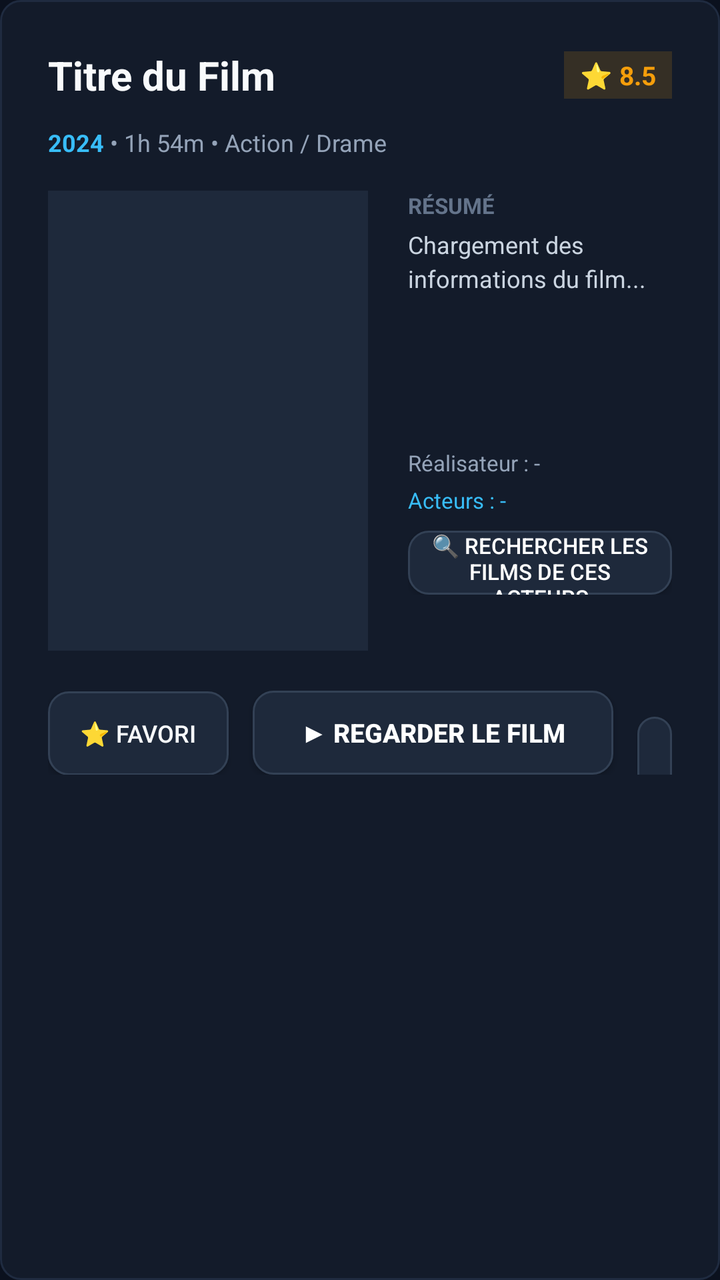
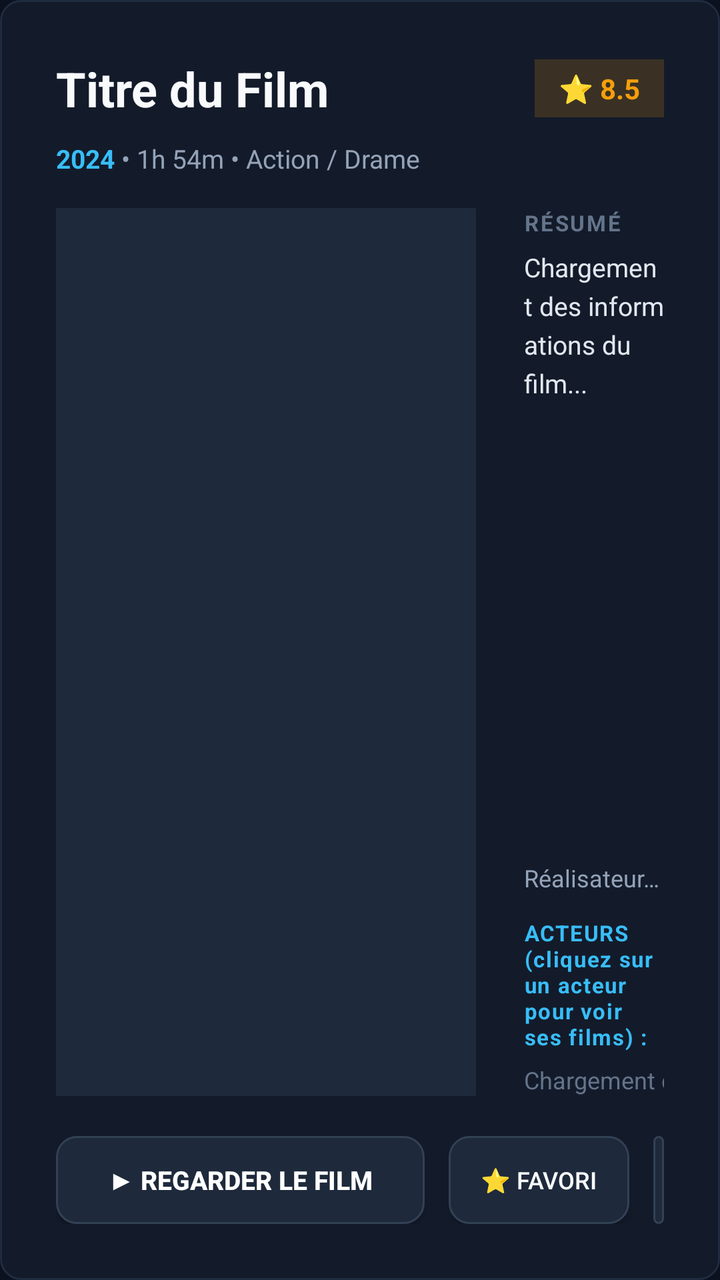

Two renders of the same Android screen: before a commit and after it. Below are the layout's source before the change and the commit's diff.
<!-- AndroidManifest.xml: application theme AppTheme.NoActionBar -->
<!-- res/layout/dialog_movie_detail.xml -->
<?xml version="1.0" encoding="utf-8"?>
<LinearLayout xmlns:android="http://schemas.android.com/apk/res/android"
    android:layout_width="match_parent"
    android:layout_height="wrap_content"
    android:minWidth="640dp"
    android:maxWidth="820dp"
    android:orientation="vertical"
    android:background="@drawable/bg_card"
    android:padding="24dp">

    
    <LinearLayout
        android:layout_width="match_parent"
        android:layout_height="wrap_content"
        android:orientation="horizontal"
        android:gravity="center_vertical"
        android:paddingBottom="12dp">

        <TextView
            android:id="@+id/tv_movie_title"
            android:layout_width="0dp"
            android:layout_height="wrap_content"
            android:layout_weight="1"
            android:text="Titre du Film"
            android:textColor="#F8FAFC"
            android:textSize="20sp"
            android:textStyle="bold"
            android:maxLines="2"
            android:ellipsize="end" />

        <TextView
            android:id="@+id/tv_movie_rating"
            android:layout_width="wrap_content"
            android:layout_height="wrap_content"
            android:text="⭐ 8.5"
            android:textColor="#F59E0B"
            android:textSize="13sp"
            android:textStyle="bold"
            android:paddingStart="8dp"
            android:paddingEnd="8dp"
            android:paddingTop="3dp"
            android:paddingBottom="3dp"
            android:background="#26F59E0B"
            android:layout_marginStart="8dp" />

    </LinearLayout>

    <LinearLayout
        android:layout_width="match_parent"
        android:layout_height="wrap_content"
        android:orientation="horizontal"
        android:gravity="center_vertical"
        android:paddingBottom="16dp">

        <TextView
            android:id="@+id/tv_movie_year"
            android:layout_width="wrap_content"
            android:layout_height="wrap_content"
            android:text="2024"
            android:textColor="#38BDF8"
            android:textSize="12sp"
            android:textStyle="bold" />

        <TextView
            android:id="@+id/tv_movie_duration"
            android:layout_width="wrap_content"
            android:layout_height="wrap_content"
            android:text=" • 1h 54m"
            android:textColor="#94A3B8"
            android:textSize="12sp" />

        <TextView
            android:id="@+id/tv_movie_genre"
            android:layout_width="wrap_content"
            android:layout_height="wrap_content"
            android:text=" • Action / Drame"
            android:textColor="#94A3B8"
            android:textSize="12sp" />

    </LinearLayout>

    
    <LinearLayout
        android:layout_width="match_parent"
        android:layout_height="wrap_content"
        android:orientation="horizontal">

        
        <ImageView
            android:id="@+id/iv_movie_poster"
            android:layout_width="160dp"
            android:layout_height="230dp"
            android:scaleType="centerCrop"
            android:background="#1E293B"
            android:layout_marginEnd="20dp" />

        
        <LinearLayout
            android:layout_width="0dp"
            android:layout_height="wrap_content"
            android:layout_weight="1"
            android:orientation="vertical">

            <TextView
                android:layout_width="wrap_content"
                android:layout_height="wrap_content"
                android:text="RÉSUMÉ"
                android:textColor="#64748B"
                android:textSize="11sp"
                android:textStyle="bold" />

            <ScrollView
                android:layout_width="match_parent"
                android:layout_height="100dp"
                android:layout_marginTop="4dp"
                android:scrollbars="vertical">

                <TextView
                    android:id="@+id/tv_movie_plot"
                    android:layout_width="match_parent"
                    android:layout_height="wrap_content"
                    android:textColor="#CBD5E1"
                    android:textSize="12sp"
                    android:lineSpacingExtra="3dp"
                    android:text="Chargement des informations du film..." />

            </ScrollView>

            <TextView
                android:id="@+id/tv_movie_director"
                android:layout_width="match_parent"
                android:layout_height="wrap_content"
                android:layout_marginTop="10dp"
                android:textColor="#94A3B8"
                android:textSize="11sp"
                android:text="Réalisateur : -"
                android:maxLines="1"
                android:ellipsize="end" />

            <TextView
                android:id="@+id/tv_movie_cast"
                android:layout_width="match_parent"
                android:layout_height="wrap_content"
                android:layout_marginTop="4dp"
                android:textColor="#38BDF8"
                android:textSize="11sp"
                android:text="Acteurs : -"
                android:maxLines="2"
                android:ellipsize="end" />

            <Button
                android:id="@+id/btn_search_actor"
                android:layout_width="wrap_content"
                android:layout_height="32dp"
                android:layout_marginTop="8dp"
                android:text="🔍 Rechercher les films de ces acteurs"
                android:textColor="#FFFFFF"
                android:textSize="11sp"
                android:background="@drawable/bg_button_selector"
                android:paddingStart="12dp"
                android:paddingEnd="12dp"
                android:focusable="true" />

        </LinearLayout>

    </LinearLayout>

    
    <LinearLayout
        android:layout_width="match_parent"
        android:layout_height="wrap_content"
        android:orientation="horizontal"
        android:gravity="end"
        android:layout_marginTop="20dp">

        <Button
            android:id="@+id/btn_fav_movie"
            android:layout_width="wrap_content"
            android:layout_height="42dp"
            android:text="⭐ Favori"
            android:textColor="#F8FAFC"
            android:textSize="12sp"
            android:background="@drawable/bg_button_selector"
            android:paddingStart="16dp"
            android:paddingEnd="16dp"
            android:layout_marginEnd="12dp"
            android:focusable="true" />

        <Button
            android:id="@+id/btn_play_movie"
            android:layout_width="wrap_content"
            android:layout_height="42dp"
            android:text="▶ Regarder le Film"
            android:textColor="#FFFFFF"
            android:textSize="13sp"
            android:textStyle="bold"
            android:background="@drawable/bg_button_selector"
            android:paddingStart="24dp"
            android:paddingEnd="24dp"
            android:layout_marginEnd="12dp"
            android:focusable="true" />

        <Button
            android:id="@+id/btn_close_movie"
            android:layout_width="wrap_content"
            android:layout_height="42dp"
            android:text="Fermer"
            android:textColor="#94A3B8"
            android:textSize="12sp"
            android:background="@drawable/bg_button_selector"
            android:paddingStart="16dp"
            android:paddingEnd="16dp"
            android:focusable="true" />

    </LinearLayout>

</LinearLayout>
<!-- resources referenced by this layout -->
<resources>
  <!-- drawable bg_button_selector (drawable) -->
  <?xml version="1.0" encoding="utf-8"?>
  <selector xmlns:android="http://schemas.android.com/apk/res/android">
      <item android:state_focused="true">
          <shape android:shape="rectangle">
              <solid android:color="#0284C7" />
              <corners android:radius="10dp" />
              <stroke android:width="3dp" android:color="#FFFFFF" />
          </shape>
      </item>
      <item android:state_pressed="true">
          <shape android:shape="rectangle">
              <solid android:color="#0369A1" />
              <corners android:radius="10dp" />
              <stroke android:width="2dp" android:color="#38BDF8" />
          </shape>
      </item>
      <item>
          <shape android:shape="rectangle">
              <solid android:color="#1E293B" />
              <corners android:radius="10dp" />
              <stroke android:width="1dp" android:color="#334155" />
          </shape>
      </item>
  </selector>
  <!-- drawable bg_card (drawable) -->
  <?xml version="1.0" encoding="utf-8"?>
  <shape xmlns:android="http://schemas.android.com/apk/res/android"
      android:shape="rectangle">
      <solid android:color="#131B2A" />
      <corners android:radius="10dp" />
      <stroke android:width="1dp" android:color="#1F2B40" />
  </shape>
  <style name="AppTheme.NoActionBar" parent="Theme.AppCompat.NoActionBar">
          <item name="windowActionBar">false</item>
          <item name="windowNoTitle">true</item>
          <item name="android:windowBackground">#0B111E</item>
          <item name="android:textColor">#F8FAFC</item>
          <item name="alertDialogTheme">@style/DarkAlertDialogTheme</item>
      </style>
  <style name="DarkAlertDialogTheme" parent="Theme.AppCompat.Dialog.Alert">
          <item name="android:background">#131B2A</item>
          <item name="android:textColorPrimary">#F8FAFC</item>
          <item name="android:textColorSecondary">#94A3B8</item>
          <item name="colorAccent">#38BDF8</item>
      </style>
</resources>

<!-- the commit's change to res/layout/dialog_movie_detail.xml (unified diff, before → after) -->
@@ -1,12 +1,10 @@
 <?xml version="1.0" encoding="utf-8"?>
 <LinearLayout xmlns:android="http://schemas.android.com/apk/res/android"
     android:layout_width="match_parent"
-    android:layout_height="wrap_content"
-    android:minWidth="640dp"
-    android:maxWidth="820dp"
+    android:layout_height="match_parent"
     android:orientation="vertical"
     android:background="@drawable/bg_card"
-    android:padding="24dp">
+    android:padding="28dp">
 
     
     <LinearLayout
@@ -14,7 +12,7 @@
         android:layout_height="wrap_content"
         android:orientation="horizontal"
         android:gravity="center_vertical"
-        android:paddingBottom="12dp">
+        android:paddingBottom="10dp">
 
         <TextView
             android:id="@+id/tv_movie_title"
@@ -23,7 +21,7 @@
             android:layout_weight="1"
             android:text="Titre du Film"
             android:textColor="#F8FAFC"
-            android:textSize="20sp"
+            android:textSize="24sp"
             android:textStyle="bold"
             android:maxLines="2"
             android:ellipsize="end" />
@@ -34,17 +32,18 @@
             android:layout_height="wrap_content"
             android:text="⭐ 8.5"
             android:textColor="#F59E0B"
-            android:textSize="13sp"
+            android:textSize="14sp"
             android:textStyle="bold"
-            android:paddingStart="8dp"
-            android:paddingEnd="8dp"
-            android:paddingTop="3dp"
-            android:paddingBottom="3dp"
-            android:background="#26F59E0B"
-            android:layout_marginStart="8dp" />
-
-    </LinearLayout>
-
+            android:paddingStart="12dp"
+            android:paddingEnd="12dp"
+            android:paddingTop="5dp"
+            android:paddingBottom="5dp"
+            android:background="#2BF59E0B"
+            android:layout_marginStart="14dp" />
+
+    </LinearLayout>
+
+    
     <LinearLayout
         android:layout_width="match_parent"
         android:layout_height="wrap_content"
@@ -58,7 +57,7 @@
             android:layout_height="wrap_content"
             android:text="2024"
             android:textColor="#38BDF8"
-            android:textSize="12sp"
+            android:textSize="13sp"
             android:textStyle="bold" />
 
         <TextView
@@ -67,7 +66,7 @@
             android:layout_height="wrap_content"
             android:text=" • 1h 54m"
             android:textColor="#94A3B8"
-            android:textSize="12sp" />
+            android:textSize="13sp" />
 
         <TextView
             android:id="@+id/tv_movie_genre"
@@ -75,29 +74,30 @@
             android:layout_height="wrap_content"
             android:text=" • Action / Drame"
             android:textColor="#94A3B8"
-            android:textSize="12sp" />
-
-    </LinearLayout>
-
-    
-    <LinearLayout
-        android:layout_width="match_parent"
-        android:layout_height="wrap_content"
+            android:textSize="13sp" />
+
+    </LinearLayout>
+
+    
+    <LinearLayout
+        android:layout_width="match_parent"
+        android:layout_height="0dp"
+        android:layout_weight="1"
         android:orientation="horizontal">
 
         
         <ImageView
             android:id="@+id/iv_movie_poster"
-            android:layout_width="160dp"
-            android:layout_height="230dp"
+            android:layout_width="210dp"
+            android:layout_height="match_parent"
             android:scaleType="centerCrop"
             android:background="#1E293B"
-            android:layout_marginEnd="20dp" />
+            android:layout_marginEnd="24dp" />
 
         
         <LinearLayout
             android:layout_width="0dp"
-            android:layout_height="wrap_content"
+            android:layout_height="match_parent"
             android:layout_weight="1"
             android:orientation="vertical">
 
@@ -107,21 +107,23 @@
                 android:text="RÉSUMÉ"
                 android:textColor="#64748B"
                 android:textSize="11sp"
-                android:textStyle="bold" />
+                android:textStyle="bold"
+                android:letterSpacing="0.08" />
 
             <ScrollView
                 android:layout_width="match_parent"
-                android:layout_height="100dp"
-                android:layout_marginTop="4dp"
+                android:layout_height="0dp"
+                android:layout_weight="1"
+                android:layout_marginTop="6dp"
                 android:scrollbars="vertical">
 
                 <TextView
                     android:id="@+id/tv_movie_plot"
                     android:layout_width="match_parent"
                     android:layout_height="wrap_content"
-                    android:textColor="#CBD5E1"
-                    android:textSize="12sp"
-                    android:lineSpacingExtra="3dp"
+                    android:textColor="#E2E8F0"
+                    android:textSize="13sp"
+                    android:lineSpacingExtra="4dp"
                     android:text="Chargement des informations du film..." />
 
             </ScrollView>
@@ -132,33 +134,62 @@
                 android:layout_height="wrap_content"
                 android:layout_marginTop="10dp"
                 android:textColor="#94A3B8"
-                android:textSize="11sp"
+                android:textSize="12sp"
                 android:text="Réalisateur : -"
                 android:maxLines="1"
                 android:ellipsize="end" />
 
+            
             <TextView
-                android:id="@+id/tv_movie_cast"
-                android:layout_width="match_parent"
-                android:layout_height="wrap_content"
-                android:layout_marginTop="4dp"
+                android:layout_width="wrap_content"
+                android:layout_height="wrap_content"
+                android:layout_marginTop="12dp"
+                android:text="ACTEURS (cliquez sur un acteur pour voir ses films) :"
                 android:textColor="#38BDF8"
                 android:textSize="11sp"
-                android:text="Acteurs : -"
-                android:maxLines="2"
-                android:ellipsize="end" />
-
+                android:textStyle="bold"
+                android:letterSpacing="0.05" />
+
+            
+            <HorizontalScrollView
+                android:id="@+id/hsv_movie_actors"
+                android:layout_width="match_parent"
+                android:layout_height="wrap_content"
+                android:layout_marginTop="6dp"
+                android:scrollbars="none">
+
+                <LinearLayout
+                    android:id="@+id/layout_actors_container"
+                    android:layout_width="wrap_content"
+                    android:layout_height="wrap_content"
+                    android:orientation="horizontal"
+                    android:gravity="center_vertical">
+
+                    <TextView
+                        android:id="@+id/tv_movie_cast"
+                        android:layout_width="wrap_content"
+                        android:layout_height="wrap_content"
+                        android:textColor="#64748B"
+                        android:textSize="12sp"
+                        android:text="Chargement des acteurs..." />
+
+                </LinearLayout>
+
+            </HorizontalScrollView>
+
+            
             <Button
                 android:id="@+id/btn_search_actor"
                 android:layout_width="wrap_content"
-                android:layout_height="32dp"
+                android:layout_height="34dp"
                 android:layout_marginTop="8dp"
-                android:text="🔍 Rechercher les films de ces acteurs"
-                android:textColor="#FFFFFF"
+                android:text="🔍 Rechercher ce film ou premier acteur"
+                android:textColor="#94A3B8"
                 android:textSize="11sp"
                 android:background="@drawable/bg_button_selector"
                 android:paddingStart="12dp"
                 android:paddingEnd="12dp"
+                android:visibility="gone"
                 android:focusable="true" />
 
         </LinearLayout>
@@ -170,46 +201,60 @@
         android:layout_width="match_parent"
         android:layout_height="wrap_content"
         android:orientation="horizontal"
-        android:gravity="end"
+        android:gravity="end|center_vertical"
         android:layout_marginTop="20dp">
 
         <Button
-            android:id="@+id/btn_fav_movie"
-            android:layout_width="wrap_content"
-            android:layout_height="42dp"
-            android:text="⭐ Favori"
-            android:textColor="#F8FAFC"
+            android:id="@+id/btn_restart_movie"
+            android:layout_width="wrap_content"
+            android:layout_height="44dp"
+            android:text="↺ Recommencer du début"
+            android:textColor="#CBD5E1"
             android:textSize="12sp"
             android:background="@drawable/bg_button_selector"
             android:paddingStart="16dp"
             android:paddingEnd="16dp"
             android:layout_marginEnd="12dp"
+            android:visibility="gone"
             android:focusable="true" />
 
         <Button
             android:id="@+id/btn_play_movie"
             android:layout_width="wrap_content"
-            android:layout_height="42dp"
+            android:layout_height="44dp"
             android:text="▶ Regarder le Film"
             android:textColor="#FFFFFF"
             android:textSize="13sp"
             android:textStyle="bold"
             android:background="@drawable/bg_button_selector"
-            android:paddingStart="24dp"
-            android:paddingEnd="24dp"
+            android:paddingStart="26dp"
+            android:paddingEnd="26dp"
             android:layout_marginEnd="12dp"
             android:focusable="true" />
 
         <Button
+            android:id="@+id/btn_fav_movie"
+            android:layout_width="wrap_content"
+            android:layout_height="44dp"
+            android:text="⭐ Favori"
+            android:textColor="#F8FAFC"
+            android:textSize="12sp"
+            android:background="@drawable/bg_button_selector"
+            android:paddingStart="16dp"
+            android:paddingEnd="16dp"
+            android:layout_marginEnd="12dp"
+            android:focusable="true" />
+
+        <Button
             android:id="@+id/btn_close_movie"
             android:layout_width="wrap_content"
-            android:layout_height="42dp"
-            android:text="Fermer"
+            android:layout_height="44dp"
+            android:text="✕ Fermer"
             android:textColor="#94A3B8"
             android:textSize="12sp"
             android:background="@drawable/bg_button_selector"
-            android:paddingStart="16dp"
-            android:paddingEnd="16dp"
+            android:paddingStart="18dp"
+            android:paddingEnd="18dp"
             android:focusable="true" />
 
     </LinearLayout>
